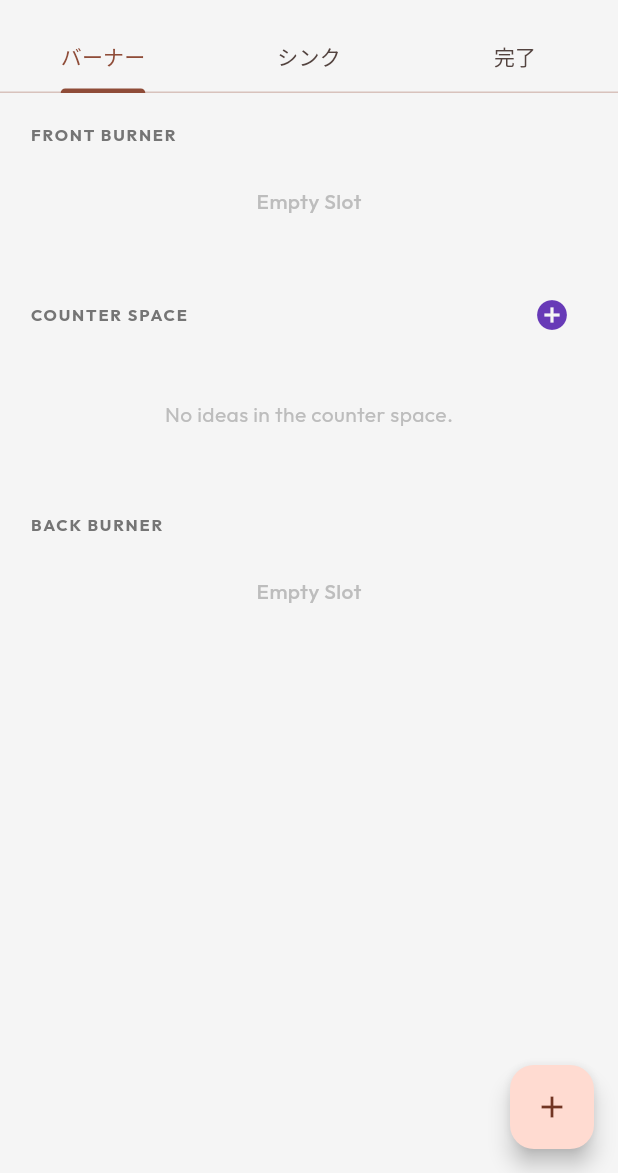
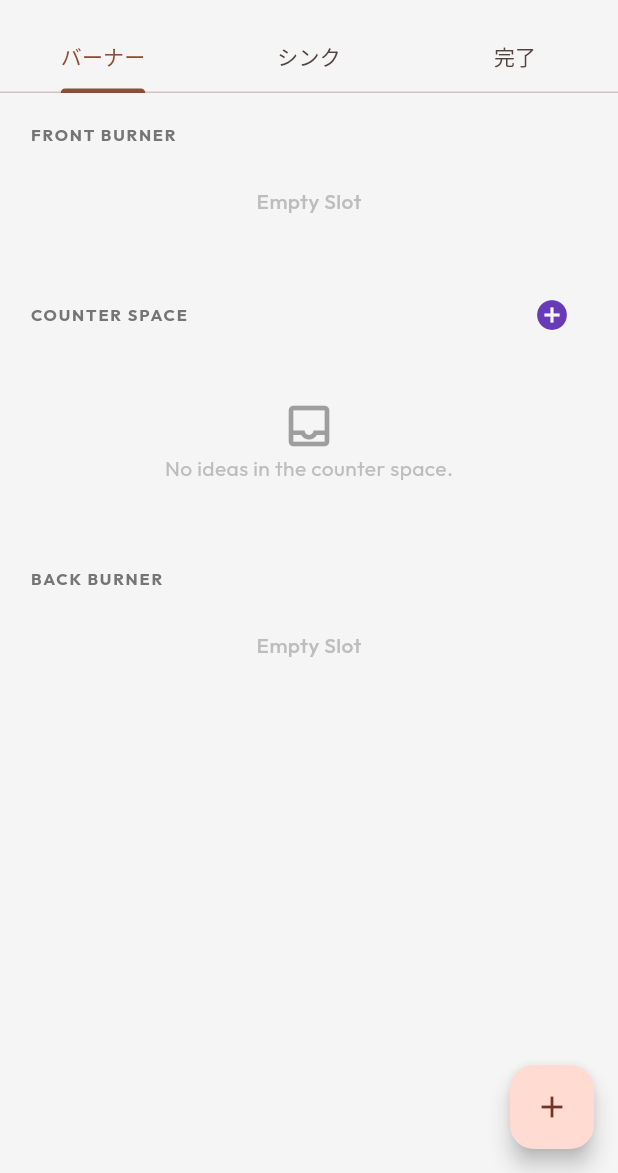
Before and after one commit to Masa512411/burnerList_app, a Flutter app: the screen it shows after launch, on a phone screen of 412 x 824 dp, the part 63-1236 px from its top. Run offline on Flutter 3.47's test engine with Material 3 defaults, Android fonts, the phone set to English and light mode, and no system bars; our stand-ins replace flutter_riverpod, google_fonts, shared_preferences.

Commit message:
fix theme color

```diff
--- a/lib/widgets/burner_section.dart
+++ b/lib/widgets/burner_section.dart
@@ -20,14 +20,18 @@ class BurnerSection extends ConsumerWidget {
 
   @override
   Widget build(BuildContext context, WidgetRef ref) {
+    final colorScheme = Theme.of(context).colorScheme;
+    final bool isDark = Theme.of(context).brightness == Brightness.dark;
+
     // Define colors based on type
     final Color borderColor = type == TaskType.frontBurner
         ? const Color(0xFFFF5722)
         : const Color(0xFF2196F3);
 
+    // Icon背景はダークモードでは暗めのトーンにする
     final Color bgColor = type == TaskType.frontBurner
-        ? const Color(0xFFFFF3E0)
-        : const Color(0xFFE3F2FD);
+        ? (isDark ? const Color(0xFF4A2A1A) : const Color(0xFFFFF3E0))
+        : (isDark ? const Color(0xFF1A3040) : const Color(0xFFE3F2FD));
 
     return Column(
       crossAxisAlignment: CrossAxisAlignment.start,
@@ -48,10 +52,12 @@ class BurnerSection extends ConsumerWidget {
             width: double.infinity,
             padding: const EdgeInsets.all(16),
             decoration: BoxDecoration(
-              color: task != null ? Colors.white : Colors.transparent,
+              color: task != null
+                  ? colorScheme.surfaceContainerLowest
+                  : Colors.transparent,
               borderRadius: BorderRadius.circular(12),
               border: Border.all(
-                color: task != null ? Colors.transparent : Colors.grey[300]!,
+                color: colorScheme.outlineVariant,
                 width: 2,
                 style: task != null
                     ? BorderStyle.solid
@@ -96,8 +102,8 @@ class BurnerSection extends ConsumerWidget {
                                         ? TextDecoration.lineThrough
                                         : null,
                                     color: task!.isCompleted
-                                        ? Colors.grey
-                                        : Colors.black87,
+                                        ? colorScheme.onSurfaceVariant
+                                        : colorScheme.onSurface,
                                   ),
                             ),
                             if (task!.note != null && task!.note!.isNotEmpty)
@@ -108,7 +114,9 @@ class BurnerSection extends ConsumerWidget {
                                   maxLines: 2,
                                   overflow: TextOverflow.ellipsis,
                                   style: Theme.of(context).textTheme.bodySmall
-                                      ?.copyWith(color: Colors.grey[600]),
+                                      ?.copyWith(
+                                        color: colorScheme.onSurfaceVariant,
+                                      ),
                                 ),
                               ),
                           ],
@@ -121,7 +129,7 @@ class BurnerSection extends ConsumerWidget {
                               : Icons.circle_outlined,
                           color: task!.isCompleted
                               ? Colors.green
-                              : Colors.grey[400],
+                              : colorScheme.onSurfaceVariant,
                         ),
                         onPressed: () {
                           ref
--- a/lib/widgets/completed_task_list.dart
+++ b/lib/widgets/completed_task_list.dart
@@ -10,6 +10,8 @@ class CompletedTaskList extends ConsumerWidget {
 
   @override
   Widget build(BuildContext context, WidgetRef ref) {
+    final colorScheme = Theme.of(context).colorScheme;
+
     if (tasks.isEmpty) {
       return Center(
         child: Padding(
@@ -33,10 +35,10 @@ class CompletedTaskList extends ConsumerWidget {
           key: ValueKey(task.id),
           margin: const EdgeInsets.symmetric(vertical: 4),
           elevation: 0,
-          color: Colors.white,
+          color: colorScheme.surfaceContainerLowest,
           shape: RoundedRectangleBorder(
             borderRadius: BorderRadius.circular(8),
-            side: BorderSide(color: Colors.grey.shade200),
+            side: BorderSide(color: colorScheme.outlineVariant),
           ),
           child: ListTile(
             leading: IconButton(
--- a/lib/widgets/sink_list.dart
+++ b/lib/widgets/sink_list.dart
@@ -18,15 +18,22 @@ class SinkList extends ConsumerWidget {
 
   @override
   Widget build(BuildContext context, WidgetRef ref) {
+    final colorScheme = Theme.of(context).colorScheme;
+
     if (tasks.isEmpty) {
       return Center(
         child: Padding(
           padding: const EdgeInsets.all(32.0),
-          child: Text(
-            emptyMessage,
-            style: Theme.of(
-              context,
-            ).textTheme.bodyMedium?.copyWith(color: Colors.grey[400]),
+          child: Column(
+            children: [
+              Icon(Icons.inbox_outlined, color: Colors.grey, size: 36),
+              Text(
+                emptyMessage,
+                style: Theme.of(
+                  context,
+                ).textTheme.bodyMedium?.copyWith(color: Colors.grey[400]),
+              ),
+            ],
           ),
         ),
       );
@@ -35,7 +42,7 @@ class SinkList extends ConsumerWidget {
     return ReorderableListView.builder(
       physics: const NeverScrollableScrollPhysics(),
       shrinkWrap: true,
-      onReorder: (oldIndex, newIndex) {
+      onReorderItem: (oldIndex, newIndex) {
         ref
             .read(taskProvider.notifier)
             .reorderTasks(taskType, oldIndex, newIndex);
@@ -47,16 +54,18 @@ class SinkList extends ConsumerWidget {
           key: ValueKey(task.id),
           margin: const EdgeInsets.symmetric(vertical: 4),
           elevation: 0,
-          color: Colors.white,
+          color: colorScheme.surfaceContainerLowest,
           shape: RoundedRectangleBorder(
             borderRadius: BorderRadius.circular(8),
-            side: BorderSide(color: Colors.grey.shade200),
+            side: BorderSide(color: colorScheme.outlineVariant),
           ),
           child: ListTile(
             leading: IconButton(
               icon: Icon(
                 task.isCompleted ? Icons.check_circle : Icons.circle_outlined,
-                color: task.isCompleted ? Colors.green : Colors.grey[400],
+                color: task.isCompleted
+                    ? Colors.green
+                    : colorScheme.onSurfaceVariant,
               ),
               onPressed: () {
                 ref.read(taskProvider.notifier).toggleTaskCompletion(task.id);
@@ -68,7 +77,9 @@ class SinkList extends ConsumerWidget {
                 decoration: task.isCompleted
                     ? TextDecoration.lineThrough
                     : null,
-                color: task.isCompleted ? Colors.grey : Colors.black87,
+                color: task.isCompleted
+                    ? colorScheme.onSurfaceVariant
+                    : colorScheme.onSurface,
               ),
             ),
             subtitle: task.note != null && task.note!.isNotEmpty
@@ -76,7 +87,10 @@ class SinkList extends ConsumerWidget {
                     task.note!,
                     maxLines: 1,
                     overflow: TextOverflow.ellipsis,
-                    style: TextStyle(color: Colors.grey[500], fontSize: 12),
+                    style: TextStyle(
+                      color: colorScheme.onSurfaceVariant,
+                      fontSize: 12,
+                    ),
                   )
                 : null,
             trailing: PopupMenuButton<String>(
@@ -112,9 +126,7 @@ class SinkList extends ConsumerWidget {
                 final List<PopupMenuEntry<String>> items = [
                   PopupMenuItem<String>(
                     value: 'note',
-                    child: Text(
-                      task.note != null ? 'メモを編集' : 'メモを追加',
-                    ),
+                    child: Text(task.note != null ? 'メモを編集' : 'メモを追加'),
                   ),
                   const PopupMenuDivider(),
                 ];
```
Also changed, not shown: lib/providers/task_provider.dart (+30 -5 lines).
